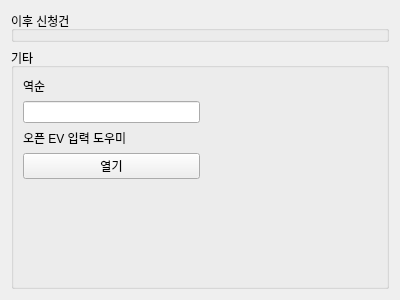
This is ui/necessary_widget.ui in Glen-Lee-glitch/new_viewer as Qt 5 draws it before an edit. The edited form follows.
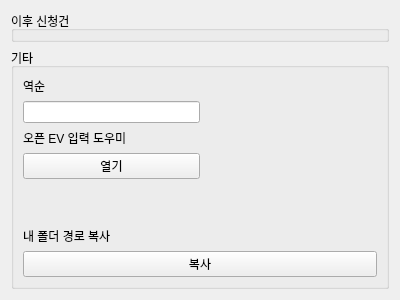
This is the edited form.

Commit message:
feat: 폴더 경로 클립보드 복사 기능 추가
- necessary_widget에 "복사" 버튼 클릭 시 현재 작업자와 금일 날짜까지의 폴더 경로를 클립보드에 복사하는 기능 구현
- pdf_view_widget의 save_pdf와 동일한 경로 생성 로직 사용
- 복사 완료 시 확인 메시지 표시

The edit to the form file:
```diff
--- a/ui/necessary_widget.ui
+++ b/ui/necessary_widget.ui
@@ -91,6 +91,24 @@
         </item>
        </layout>
       </item>
+      <item>
+       <layout class="QVBoxLayout" name="verticalLayout_folder_copy">
+        <item>
+         <widget class="QLabel" name="label_folder_copy">
+          <property name="text">
+           <string>내 폴더 경로 복사</string>
+          </property>
+         </widget>
+        </item>
+        <item>
+         <widget class="QPushButton" name="pushButton_copy_folder">
+          <property name="text">
+           <string>복사</string>
+          </property>
+         </widget>
+        </item>
+       </layout>
+      </item>
      </layout>
     </widget>
    </item>
```
The commit also changes 1 other file.
